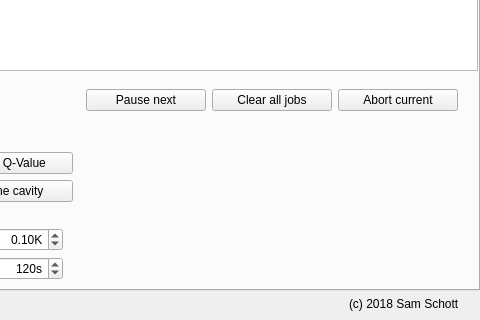
OE-FET/customxepr, file customxepr/customxepr_ui_linux.ui: the form before one commit; both pictures show x 327 to 807 and y 344 to 664 of the 807 by 664 pixel window.
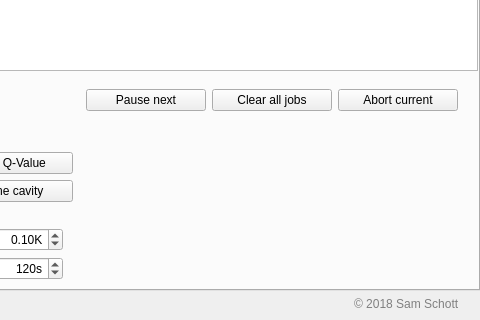
The form after the commit. Custom widgets are drawn as their Qt base class.

Patch:
```diff
--- a/customxepr/customxepr_ui_linux.ui
+++ b/customxepr/customxepr_ui_linux.ui
@@ -602,8 +602,11 @@
       </item>
       <item row="0" column="1" alignment="Qt::AlignRight">
        <widget class="QLabel" name="labelCopyRight">
+        <property name="styleSheet">
+         <string notr="true">color: grey</string>
+        </property>
         <property name="text">
-         <string>(c) 2018 Sam Schott</string>
+         <string>© 2018 Sam Schott</string>
         </property>
        </widget>
       </item>
```
